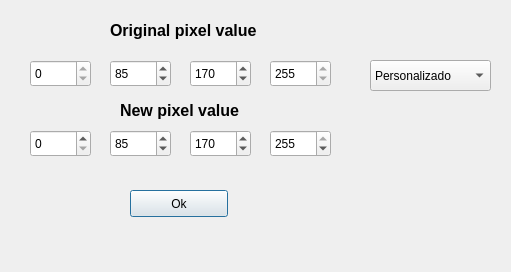
First picture: the form in proy2/pixelTForm.ui, repository MenaRicci/Proyectos-Vision, before the edit.
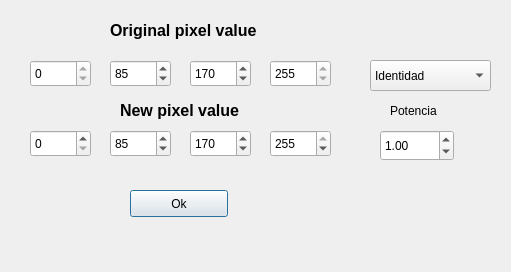
Second picture: the form after the edit.

```diff
--- a/proy2/pixelTForm.ui
+++ b/proy2/pixelTForm.ui
@@ -237,11 +237,6 @@
      <height>31</height>
     </rect>
    </property>
-   <item>
-    <property name="text">
-     <string>Personalizado</string>
-    </property>
-   </item>
    <item>
     <property name="text">
      <string>Identidad</string>
@@ -257,6 +252,43 @@
      <string>Logaritmo</string>
     </property>
    </item>
+   <item>
+    <property name="text">
+     <string>Potencia</string>
+    </property>
+   </item>
+  </widget>
+  <widget class="QLabel" name="label">
+   <property name="geometry">
+    <rect>
+     <x>390</x>
+     <y>100</y>
+     <width>66</width>
+     <height>21</height>
+    </rect>
+   </property>
+   <property name="text">
+    <string>Potencia</string>
+   </property>
+  </widget>
+  <widget class="QDoubleSpinBox" name="potencia">
+   <property name="geometry">
+    <rect>
+     <x>380</x>
+     <y>130</y>
+     <width>74</width>
+     <height>31</height>
+    </rect>
+   </property>
+   <property name="minimum">
+    <double>0.040000000000000</double>
+   </property>
+   <property name="maximum">
+    <double>30.000000000000000</double>
+   </property>
+   <property name="value">
+    <double>1.000000000000000</double>
+   </property>
   </widget>
  </widget>
  <resources/>
```
Left out of the diff: 5 changed lines with no effect on the pictures.
